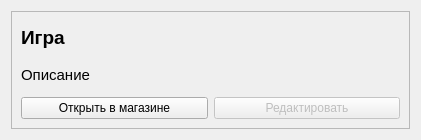
The window that sem5/supergames-qt/view/components/devgameitem.ui (faurkonig/i-love-karpov) describes before a commit, drawn with Qt 5.
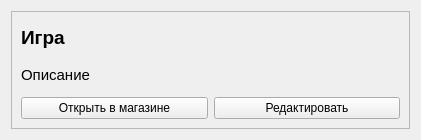
The same window after the commit.

```diff
--- a/sem5/supergames-qt/view/components/devgameitem.ui
+++ b/sem5/supergames-qt/view/components/devgameitem.ui
@@ -68,9 +68,6 @@
         </item>
         <item>
          <widget class="QPushButton" name="editButton">
-          <property name="enabled">
-           <bool>false</bool>
-          </property>
           <property name="text">
            <string>Редактировать</string>
           </property>
```
